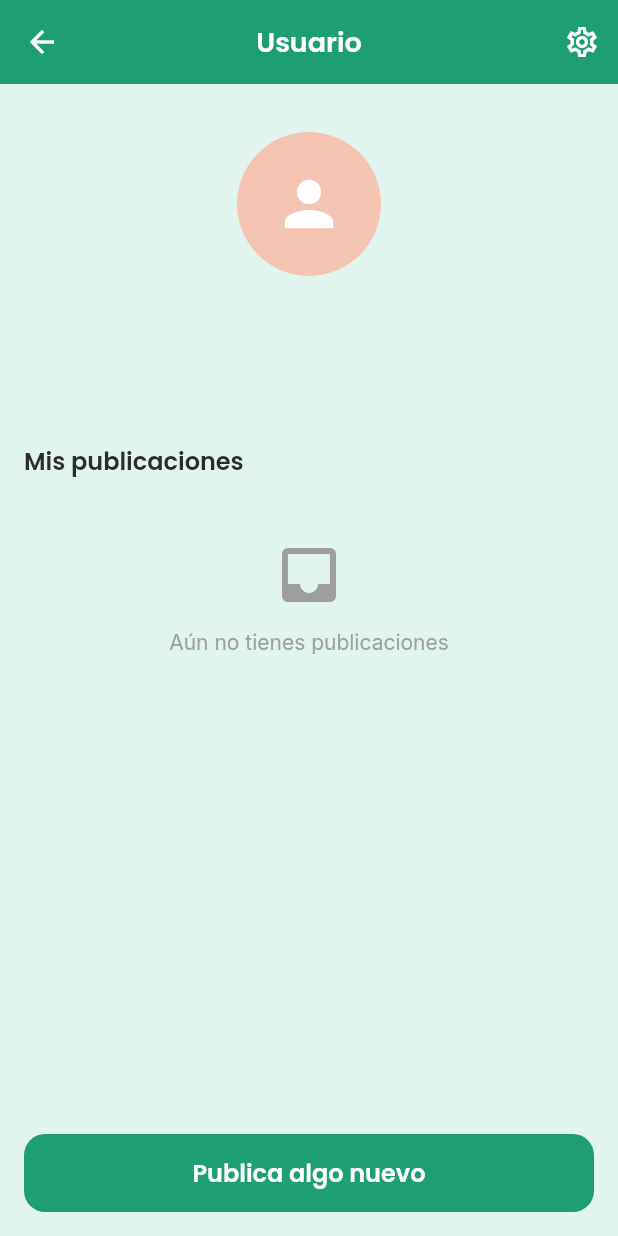
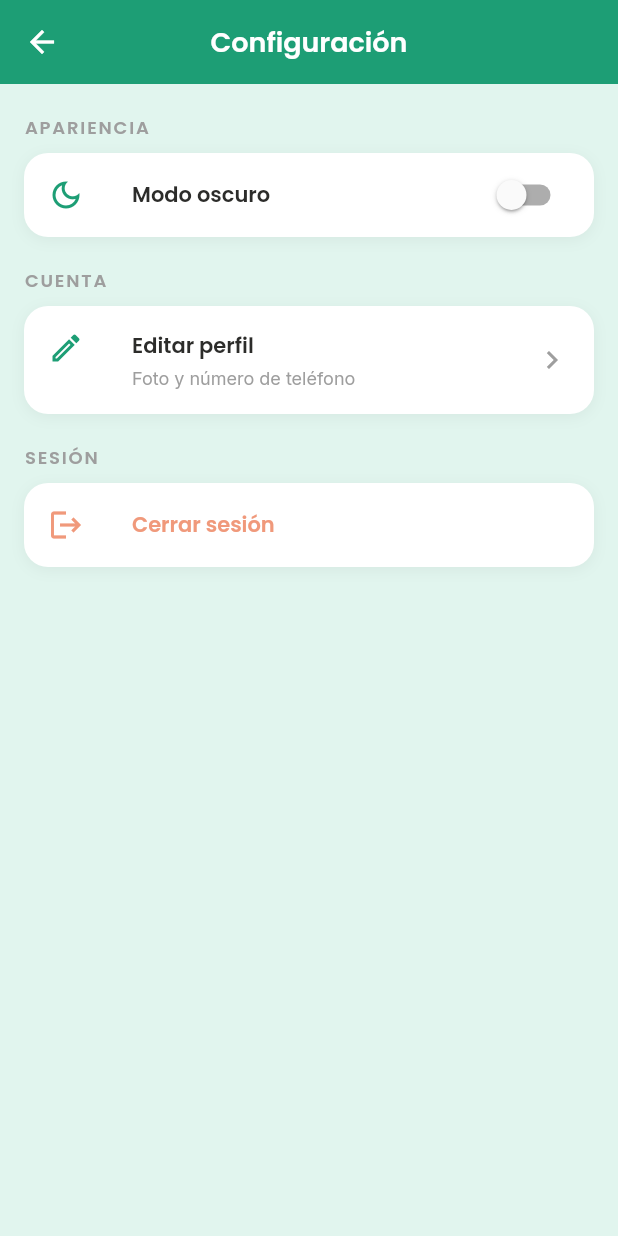
Before and after one commit to AndresBanderas864/SwapProject_APBD_AEES_MJRC, a Flutter app: the ProfileScreen screen opened directly, after a tap on the "settings" icon, on a phone screen of 412 x 824 dp. Run offline on Flutter 3.47's test engine with Material 3 defaults, Android fonts, the phone set to English and light mode, and no system bars; our stand-ins replace cloud_firestore, firebase_auth, firebase_core, google_fonts, image_picker, shared_preferences; accounts and stored records are empty; network calls fail.

Commit message:
Agregar configuracion, modo oscuro, editar perfil, fix logout y navegacion

```diff
--- a/lib/models/user_model.dart
+++ b/lib/models/user_model.dart
@@ -5,12 +5,14 @@ class UserModel {
   final String email;
   final String phone;
   final DateTime createdAt;
+  final String? photoUrl;
 
   UserModel({
     required this.uid,
     required this.email,
     required this.phone,
     required this.createdAt,
+    this.photoUrl,
   });
 
   factory UserModel.fromFirestore(DocumentSnapshot doc) {
@@ -20,6 +22,7 @@ class UserModel {
       email: data['email'] ?? '',
       phone: data['phone'] ?? '',
       createdAt: (data['createdAt'] as Timestamp).toDate(),
+      photoUrl: data['photoUrl'] as String?,
     );
   }
 
@@ -29,6 +32,7 @@ class UserModel {
       'email': email,
       'phone': phone,
       'createdAt': Timestamp.fromDate(createdAt),
+      'photoUrl': photoUrl,
     };
   }
 }
--- /dev/null
+++ b/lib/providers/theme_provider.dart
@@ -0,0 +1,27 @@
+import 'package:flutter/material.dart';
+import 'package:shared_preferences/shared_preferences.dart';
+
+class ThemeProvider extends ChangeNotifier {
+  static const String _key = 'swap_dark_mode';
+  bool _isDark = false;
+  bool get isDark => _isDark;
+
+  ThemeProvider({bool initialDark = false}) : _isDark = initialDark;
+
+  void toggleTheme() {
+    _isDark = !_isDark;
+    notifyListeners();
+    _saveToPrefs();
+  }
+
+  Future<void> _saveToPrefs() async {
+    final prefs = await SharedPreferences.getInstance();
+    await prefs.setBool(_key, _isDark);
+  }
+
+  Future<void> _loadFromPrefs() async {
+    final prefs = await SharedPreferences.getInstance();
+    _isDark = prefs.getBool(_key) ?? false;
+    notifyListeners();
+  }
+}
--- a/lib/repositories/user_repository.dart
+++ b/lib/repositories/user_repository.dart
@@ -18,4 +18,8 @@ class UserRepository {
       return null;
     }
   }
+
+  Future<void> updateUser(String uid, Map<String, dynamic> data) async {
+    await _collection.doc(uid).update(data);
+  }
 }
--- a/lib/screens/profile_screen.dart
+++ b/lib/screens/profile_screen.dart
@@ -10,6 +10,7 @@ import '../theme/app_theme.dart';
 import 'add_article_screen.dart';
 import 'edit_article_screen.dart';
 import 'login_screen.dart';
+import 'settings_screen.dart';
 
 class ProfileScreen extends StatefulWidget {
   const ProfileScreen({super.key});
@@ -172,7 +173,10 @@ class _ProfileScreenState extends State<ProfileScreen> {
         actions: [
           IconButton(
             icon: const Icon(Icons.settings_outlined, color: Colors.white),
-            onPressed: () {},
+            onPressed: () => Navigator.push(
+              context,
+              MaterialPageRoute(builder: (_) => const SettingsScreen()),
+            ),
           ),
         ],
       ),
@@ -194,11 +198,12 @@ class _ProfileScreenState extends State<ProfileScreen> {
                         CircleAvatar(
                           radius: 48,
                           backgroundColor: AppColors.coralSuave,
-                          child: const Icon(
-                            Icons.person,
-                            size: 48,
-                            color: Colors.white,
-                          ),
+                          backgroundImage: _userModel?.photoUrl != null
+                              ? NetworkImage(_userModel!.photoUrl!)
+                              : null,
+                          child: _userModel?.photoUrl == null
+                              ? const Icon(Icons.person, size: 48, color: Colors.white)
+                              : null,
                         ),
                         const SizedBox(height: 16),
                         Text(
--- /dev/null
+++ b/lib/screens/settings_screen.dart
@@ -0,0 +1,157 @@
+import 'package:flutter/material.dart';
+import 'package:google_fonts/google_fonts.dart';
+import 'package:provider/provider.dart';
+import '../providers/auth_provider.dart';
+import '../providers/theme_provider.dart';
+import '../theme/app_theme.dart';
+import 'edit_profile_screen.dart';
+import 'login_screen.dart';
+
+class SettingsScreen extends StatelessWidget {
+  const SettingsScreen({super.key});
+
+  Future<void> _confirmLogout(BuildContext context) async {
+    final confirm = await showDialog<bool>(
+      context: context,
+      builder: (_) => AlertDialog(
+        title: Text('¿Cerrar sesión?',
+            style: GoogleFonts.poppins(
+                fontSize: 16, fontWeight: FontWeight.w600)),
+        content: Text(
+            '¿Estás seguro de que quieres cerrar sesión?',
+            style: GoogleFonts.inter(fontSize: 14)),
+        actions: [
+          TextButton(
+            onPressed: () => Navigator.pop(context, false),
+            child: Text('Cancelar',
+                style: GoogleFonts.inter(
+                    color: AppColors.verdeTeal,
+                    fontWeight: FontWeight.w600)),
+          ),
+          TextButton(
+            onPressed: () => Navigator.pop(context, true),
+            child: Text('Cerrar sesión',
+                style: GoogleFonts.inter(
+                    color: AppColors.coralCalido,
+                    fontWeight: FontWeight.w600)),
+          ),
+        ],
+      ),
+    );
+    if (confirm == true && context.mounted) {
+      await context.read<AuthProvider>().logout();
+      if (context.mounted) {
+        Navigator.of(context).pushAndRemoveUntil(
+          MaterialPageRoute(builder: (_) => const LoginScreen()),
+          (route) => false,
+        );
+      }
+    }
+  }
+
+  Widget _sectionHeader(String title) {
+    return Padding(
+      padding: const EdgeInsets.fromLTRB(16, 20, 16, 8),
+      child: Text(title,
+          style: GoogleFonts.poppins(
+              fontSize: 12,
+              fontWeight: FontWeight.w600,
+              color: Colors.grey,
+              letterSpacing: 1.2)),
+    );
+  }
+
+  Widget _card(List<Widget> children) {
+    return Container(
+      margin: const EdgeInsets.symmetric(horizontal: 16),
+      decoration: BoxDecoration(
+        color: Colors.white,
+        borderRadius: BorderRadius.circular(16),
+        boxShadow: [
+          BoxShadow(
+            color: Colors.black.withOpacity(0.05),
+            blurRadius: 8,
+            offset: const Offset(0, 2),
+          ),
+        ],
+      ),
+      child: Column(children: children),
+    );
+  }
+
+  @override
+  Widget build(BuildContext context) {
+    final themeProvider = context.watch<ThemeProvider>();
+
+    return Scaffold(
+      backgroundColor: AppColors.mentaClaro,
+      appBar: AppBar(
+        backgroundColor: AppColors.verdeTeal,
+        elevation: 0,
+        title: Text('Configuración',
+            style: GoogleFonts.poppins(
+                fontSize: 18,
+                fontWeight: FontWeight.w600,
+                color: Colors.white)),
+        iconTheme: const IconThemeData(color: Colors.white),
+      ),
+      body: SingleChildScrollView(
+        child: Column(
+          crossAxisAlignment: CrossAxisAlignment.start,
+          children: [
+            _sectionHeader('APARIENCIA'),
+            _card([
+              SwitchListTile(
+                secondary: const Icon(Icons.dark_mode_outlined,
+                    color: AppColors.verdeTeal),
+                title: Text('Modo oscuro',
+                    style: GoogleFonts.poppins(
+                        fontSize: 14,
+                        fontWeight: FontWeight.w600,
+                        color: AppColors.carbonOscuro)),
+                value: themeProvider.isDark,
+                onChanged: (_) => themeProvider.toggleTheme(),
+                activeColor: AppColors.verdeTeal,
+              ),
+            ]),
+            _sectionHeader('CUENTA'),
+            _card([
+              ListTile(
+                leading: const Icon(Icons.edit_outlined,
+                    color: AppColors.verdeTeal),
+                title: Text('Editar perfil',
+                    style: GoogleFonts.poppins(
+                        fontSize: 14,
+                        fontWeight: FontWeight.w600,
+                        color: AppColors.carbonOscuro)),
+                subtitle: Text('Foto y número de teléfono',
+                    style: GoogleFonts.inter(
+                        fontSize: 12, color: Colors.grey)),
+                trailing: const Icon(Icons.chevron_right, color: Colors.grey),
+                onTap: () => Navigator.push(
+                  context,
+                  MaterialPageRoute(
+                      builder: (_) => const EditProfileScreen()),
+                ),
+              ),
+            ]),
+            _sectionHeader('SESIÓN'),
+            _card([
+              ListTile(
+                leading: const Icon(Icons.logout,
+                    color: AppColors.coralCalido),
+                title: Text('Cerrar sesión',
+                    style: GoogleFonts.poppins(
+                        fontSize: 14,
+                        fontWeight: FontWeight.w600,
+                        color: AppColors.coralCalido)),
+                onTap: () => _confirmLogout(context),
+              ),
+            ]),
+            const SizedBox(height: 32),
+          ],
+        ),
+      ),
+    );
+  }
+}
```
Also changed, not shown: lib/main.dart (+14 -6 lines), lib/screens/edit_profile_screen.dart (added, +221 -0 lines), lib/theme/app_theme.dart (+113 -0 lines).
